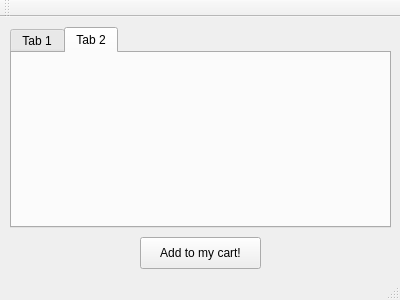
The window that 2014:2015/Computershop/CppComputershop/mainwindow.ui (calmandniceperson/POS_HTBLA) describes before a commit, drawn with Qt 5.
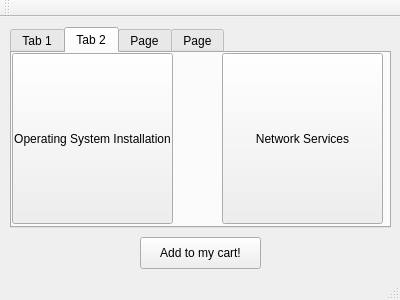
The same window after the commit. The open tabs and pages were chosen to show the change.

Commit message: Added tabs and tabclicklistener

The edit to the form file:
```diff
--- a/2014:2015/Computershop/CppComputershop/mainwindow.ui
+++ b/2014:2015/Computershop/CppComputershop/mainwindow.ui
@@ -70,6 +70,47 @@
     <widget class="QWidget" name="serviceTab">
      <attribute name="title">
       <string>Tab 2</string>
+     </attribute>
+     <widget class="QPushButton" name="osInstallButton">
+      <property name="geometry">
+       <rect>
+        <x>0</x>
+        <y>0</y>
+        <width>161</width>
+        <height>171</height>
+       </rect>
+      </property>
+      <property name="font">
+       <font>
+        <pointsize>9</pointsize>
+       </font>
+      </property>
+      <property name="text">
+       <string>Operating System Installation</string>
+      </property>
+     </widget>
+     <widget class="QPushButton" name="networkServiceButton">
+      <property name="geometry">
+       <rect>
+        <x>210</x>
+        <y>0</y>
+        <width>161</width>
+        <height>171</height>
+       </rect>
+      </property>
+      <property name="text">
+       <string>Network Services</string>
+      </property>
+     </widget>
+    </widget>
+    <widget class="QWidget" name="configureTab">
+     <attribute name="title">
+      <string>Page</string>
+     </attribute>
+    </widget>
+    <widget class="QWidget" name="cartTab">
+     <attribute name="title">
+      <string>Page</string>
      </attribute>
     </widget>
    </widget>
```
Left out of the diff: 2 changed lines with no effect on the pictures. The commit also changes 2 other files.
